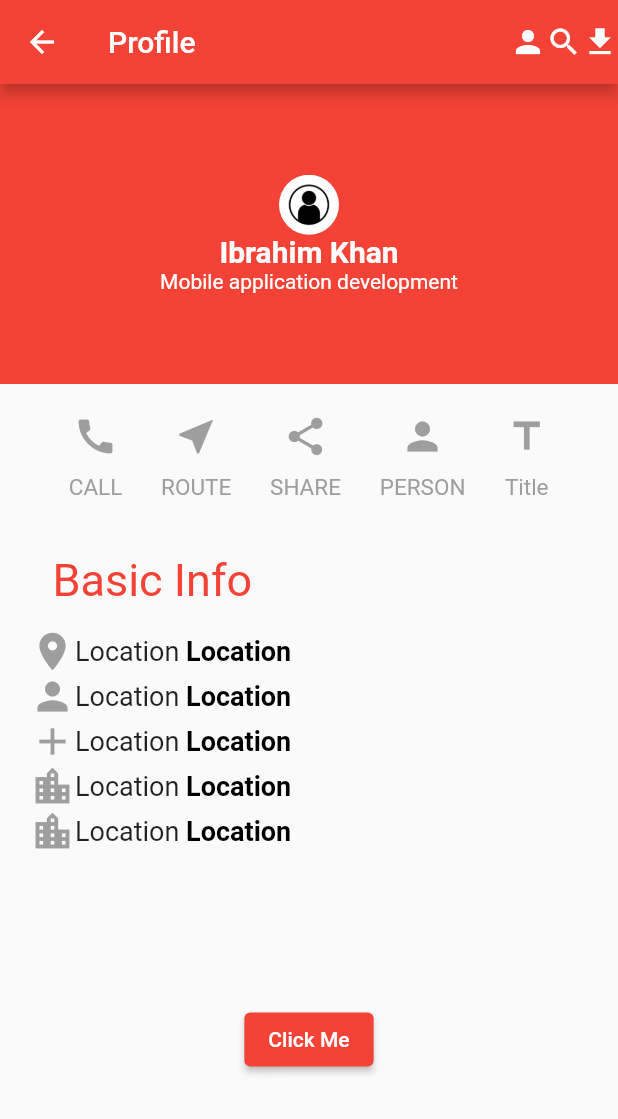
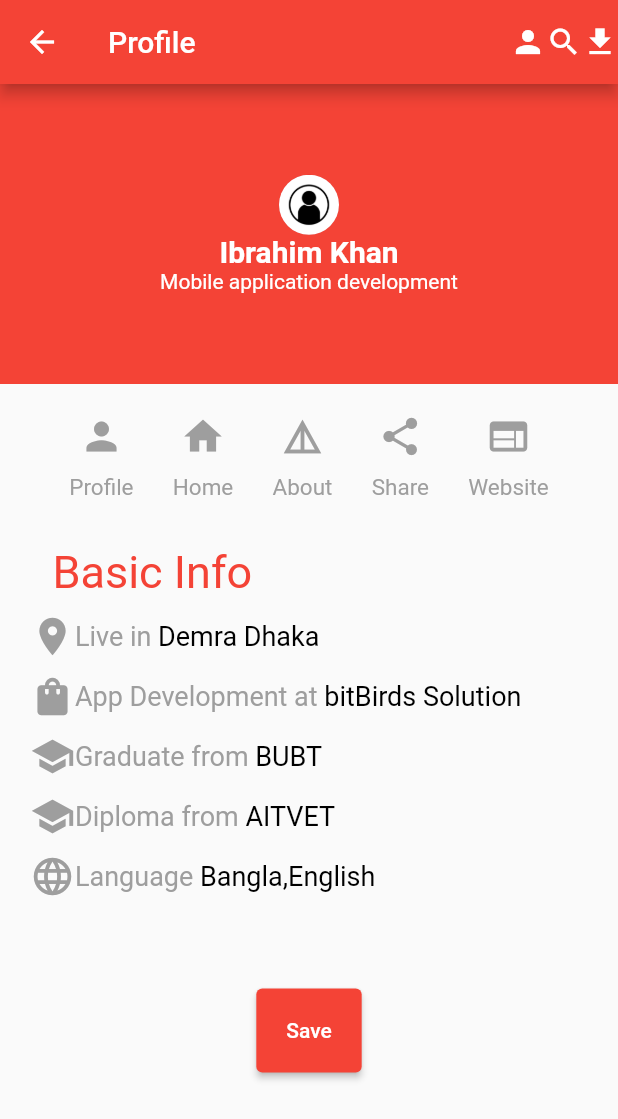
Before and after one commit to Ibrahim-K98han/simpledesign, a Flutter app: the screen it shows after launch, on a phone screen of 412 x 824 dp. Shown: the top 1119 px of the screen. Run offline on Flutter 3.47's test engine with Material 2 defaults, Android fonts, the phone set to English and light mode, and no system bars.

Commit message:
modifie icons

```diff
--- a/lib/main.dart
+++ b/lib/main.dart
@@ -40,37 +40,37 @@ void main() {
                   children: [
                     Column(
                       children: [
-                        Icon(Icons.call,color: Colors.grey,size: 30,),
+                        Icon(Icons.person,color: Colors.grey,size: 30,),
                         SizedBox(height: 10,),
-                        Text('CALL',style: TextStyle(fontSize: 15,color: Colors.grey),)
+                        Text('Profile',style: TextStyle(fontSize: 15,color: Colors.grey),)
                       ],
                     ),
                     Column(
                       children: [
-                        Icon(Icons.near_me,color: Colors.grey,size: 30,),
+                        Icon(Icons.home,color: Colors.grey,size: 30,),
                         SizedBox(height: 10,),
-                        Text('ROUTE',style: TextStyle(fontSize: 15,color: Colors.grey,),)
+                        Text('Home',style: TextStyle(fontSize: 15,color: Colors.grey,),)
+                      ],
+                    ),
+                    Column(
+                      children: [
+                        Icon(Icons.details,color: Colors.grey,size: 30,),
+                        SizedBox(height: 10,),
+                        Text('About',style: TextStyle(fontSize: 15,color: Colors.grey,),)
                       ],
                     ),
                     Column(
                       children: [
                         Icon(Icons.share,color: Colors.grey,size: 30,),
                         SizedBox(height: 10,),
-                        Text('SHARE',style: TextStyle(fontSize: 15,color: Colors.grey,),)
+                        Text('Share',style: TextStyle(fontSize: 15,color: Colors.grey,),)
                       ],
                     ),
                     Column(
                       children: [
-                        Icon(Icons.person,color: Colors.grey,size: 30,),
+                        Icon(Icons.web,color: Colors.grey,size: 30,),
                         SizedBox(height: 10,),
-                        Text('PERSON',style: TextStyle(fontSize: 15,color: Colors.grey,),)
-                      ],
-                    ),
-                    Column(
-                      children: [
-                        Icon(Icons.title,color: Colors.grey,size: 30,),
-                        SizedBox(height: 10,),
-                        Text('Title',style: TextStyle(fontSize: 15,color: Colors.grey,),)
+                        Text('Website',style: TextStyle(fontSize: 15,color: Colors.grey,),)
                       ],
                     )
                   ],
@@ -80,13 +80,13 @@ void main() {
             ),
           ),
           Padding(
-            padding: EdgeInsets.only(top: 15,left: 20),
+            padding: EdgeInsets.only(top: 10,left: 20),
             child: Column(
               children: [
                 Row(
                   children: [
                     Padding(
-                      padding: EdgeInsets.only(left: 15,bottom: 15),
+                      padding: EdgeInsets.only(left: 15,bottom: 10),
                       child: Text('Basic Info',style: TextStyle(color: Colors.red,fontSize: 30),),
                     )
                   ],
@@ -94,52 +94,57 @@ void main() {
                 Row(
                   children: [
                     Icon(Icons.place, color: Colors.grey, size: 30,),
-                    Text('Location ', style: TextStyle(fontSize: 18),),
-                    Text('Location',style: TextStyle(color: Colors.black, fontWeight: FontWeight.bold, fontSize: 18),),
+                    Text('Live in ', style: TextStyle(fontSize: 18,color: Colors.grey),),
+                    Text('Demra Dhaka',style: TextStyle(color: Colors.black, fontSize: 18),),
                   ],
                 ),
+                SizedBox(height: 10,),
                 Row(
                   children: [
-                    Icon(Icons.person, color: Colors.grey, size: 30,),
-                    Text('Location ', style: TextStyle(fontSize: 18),),
-                    Text('Location',style: TextStyle(color: Colors.black, fontWeight: FontWeight.bold, fontSize: 18),),
+                    Icon(Icons.shopping_bag, color: Colors.grey, size: 30,),
+                    Text('App Development at ', style: TextStyle(fontSize: 18,color: Colors.grey),),
+                    Text('bitBirds Solution',style: TextStyle(color: Colors.black, fontSize: 18),),
                   ],
                 ),
+                SizedBox(height: 10,),
                 Row(
                   children: [
-                    Icon(Icons.add, color: Colors.grey,size: 30,),
-                    Text('Location ', style: TextStyle(fontSize: 18)),
-                    Text('Location',style: TextStyle(color: Colors.black, fontWeight: FontWeight.bold, fontSize: 18),),
+                    Icon(Icons.school, color: Colors.grey,size: 30,),
+                    Text('Graduate from ', style: TextStyle(fontSize: 18, color: Colors.grey)),
+                    Text('BUBT',style: TextStyle(color: Colors.black, fontSize: 18),),
                   ],
                 ),
+                SizedBox(height: 10,),
                 Row(
                   children: [
-                    Icon(Icons.location_city, color: Colors.grey,size: 30,),
-                    Text('Location ', style: TextStyle(fontSize: 18)),
-                    Text('Location',style: TextStyle(color: Colors.black, fontWeight: FontWeight.bold,fontSize: 18),),
+                    Icon(Icons.school, color: Colors.grey,size: 30,),
+                    Text('Diploma from ', style: TextStyle(fontSize: 18, color: Colors.grey)),
+                    Text('AITVET',style: TextStyle(color: Colors.black,fontSize: 18),),
                   ],
                 ),
+                SizedBox(height: 10,),
                 Row(
                   children: [
-                    Icon(Icons.location_city, color: Colors.grey,size: 30,),
-                    Text('Location ', style: TextStyle(fontSize: 18)),
-                    Text('Location',style: TextStyle(color: Colors.black, fontWeight: FontWeight.bold,fontSize: 18),),
+                    Icon(Icons.language, color: Colors.grey,size: 30,),
+                    Text('Language ', style: TextStyle(fontSize: 18,color: Colors.grey)),
+                    Text('Bangla,English',style: TextStyle(color: Colors.black,fontSize: 18),),
                   ],
                 ),
               ],
             ),
           ),
          Padding(
-           padding: EdgeInsets.only(top: 100),
+           padding: EdgeInsets.only(top: 60),
            child: Column(
              children: [
                ElevatedButton(
                  style: ElevatedButton.styleFrom(
+                   padding: EdgeInsets.all(20),
                    primary: Colors.red,
                    onPrimary: Colors.white,
                  ),
                  onPressed: () { },
-                 child: Text('Click Me'),
+                 child: Text('Save'),
                )
              ],
            ),
```
